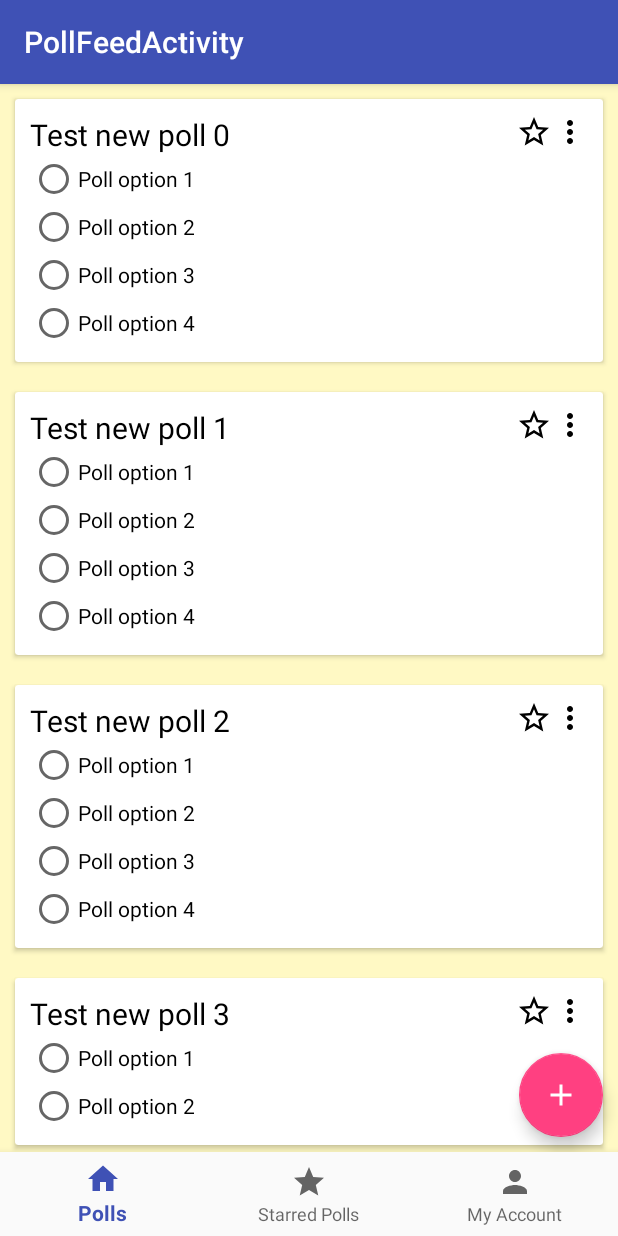
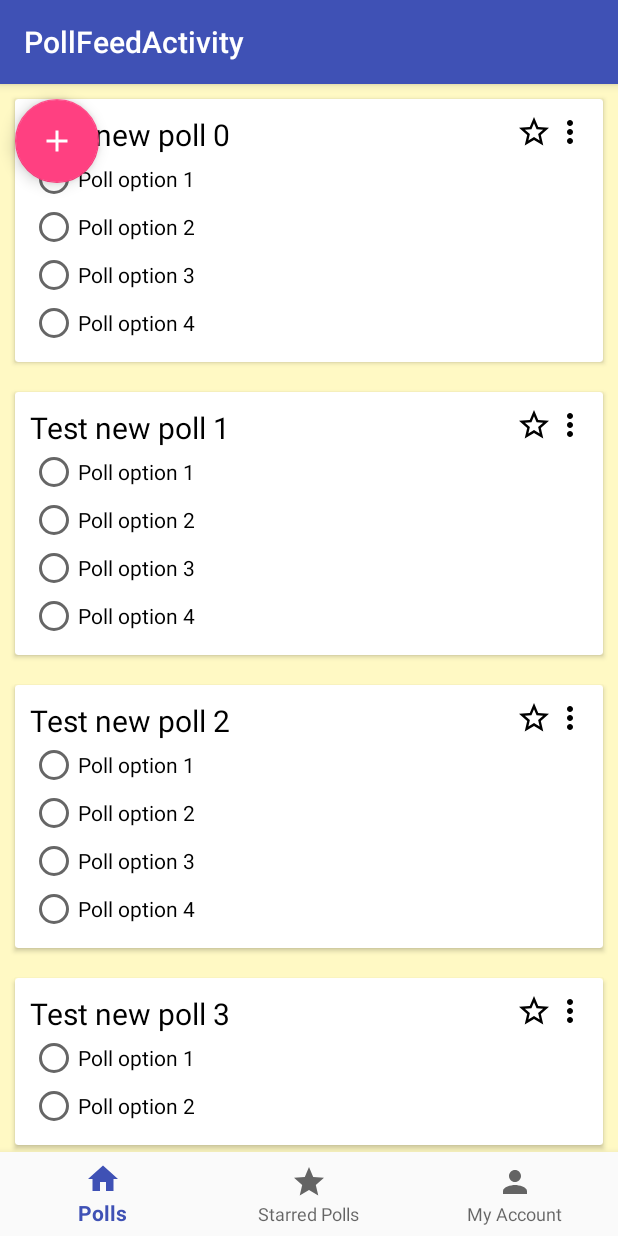
Before and after one commit to zenlore/Poll.io, an Android app: the PollFragment screen opened directly, with no data from a screen before it, on a phone screen of 412 x 824 dp. Run offline under Robolectric (Android 15) with nearby library versions, the phone set to English and light mode, and no system bars.

Commit message:
Move floating action button to fragment over activity.

```diff
--- a/app/src/main/java/cecs343/pollio/PollFeedActivity.java
+++ b/app/src/main/java/cecs343/pollio/PollFeedActivity.java
@@ -15,11 +15,6 @@ import java.util.ArrayList;
 import java.util.Random;
 
 public class PollFeedActivity extends AppCompatActivity implements PollFragment.OnFragmentInteractionListener, AccountFragment.OnFragmentInteractionListener{
-
-    public void launchNewPollActivity(View view) {
-        Intent i = new Intent(PollFeedActivity.this, NewPollActivity.class);
-        startActivity(i);
-    }
 
 
     FragmentTransaction ft;
--- a/app/src/main/java/cecs343/pollio/PollFragment.java
+++ b/app/src/main/java/cecs343/pollio/PollFragment.java
@@ -1,6 +1,7 @@
 package cecs343.pollio;
 
 import android.content.Context;
+import android.content.Intent;
 import android.net.Uri;
 import android.os.Bundle;
 import android.support.v4.app.Fragment;
@@ -58,6 +59,11 @@ public class PollFragment extends Fragment {
         }
     }
 
+    public void launchNewPollActivity(View view) {
+        Intent i = new Intent(getContext(), NewPollActivity.class);
+        startActivity(i);
+    }
+
     @Override
     public View onCreateView(LayoutInflater inflater, ViewGroup container,
                              Bundle savedInstanceState) {
--- a/app/src/main/res/layout/activity_poll_feed.xml
+++ b/app/src/main/res/layout/activity_poll_feed.xml
@@ -26,14 +26,5 @@
             app:layout_constraintRight_toRightOf="parent"
             app:menu="@menu/navigation"/>
 
-    <android.support.design.widget.FloatingActionButton
-            android:id="@+id/fab_addnewpoll"
-            app:layout_constraintBottom_toTopOf="@id/navigation"
-            app:layout_constraintRight_toRightOf="parent"
-            android:layout_margin="10dp"
-            android:onClick="launchNewPollActivity"
-            android:src="@drawable/ic_fab_add"
-            android:layout_width="wrap_content"
-            android:layout_height="wrap_content"/>
 
 </android.support.constraint.ConstraintLayout>
--- a/app/src/main/res/layout/fragment_poll.xml
+++ b/app/src/main/res/layout/fragment_poll.xml
@@ -3,6 +3,7 @@
              xmlns:tools="http://schemas.android.com/tools"
              android:layout_width="match_parent"
              android:layout_height="match_parent"
+             xmlns:app="http://schemas.android.com/apk/res-auto"
              tools:context=".PollFragment">
 
     <android.support.v7.widget.RecyclerView
@@ -12,4 +13,15 @@
             android:background="@color/colorBackgroundLight">
     </android.support.v7.widget.RecyclerView>
 
+    <android.support.design.widget.FloatingActionButton
+            android:id="@+id/fab_addnewpoll"
+            app:layout_constraintBottom_toTopOf="@id/navigation"
+            app:layout_constraintRight_toRightOf="parent"
+            android:layout_margin="10dp"
+            android:onClick="launchNewPollActivity"
+            android:src="@drawable/ic_fab_add"
+            android:layout_width="wrap_content"
+            android:layout_height="wrap_content"/>
+
+
 </FrameLayout>
```
